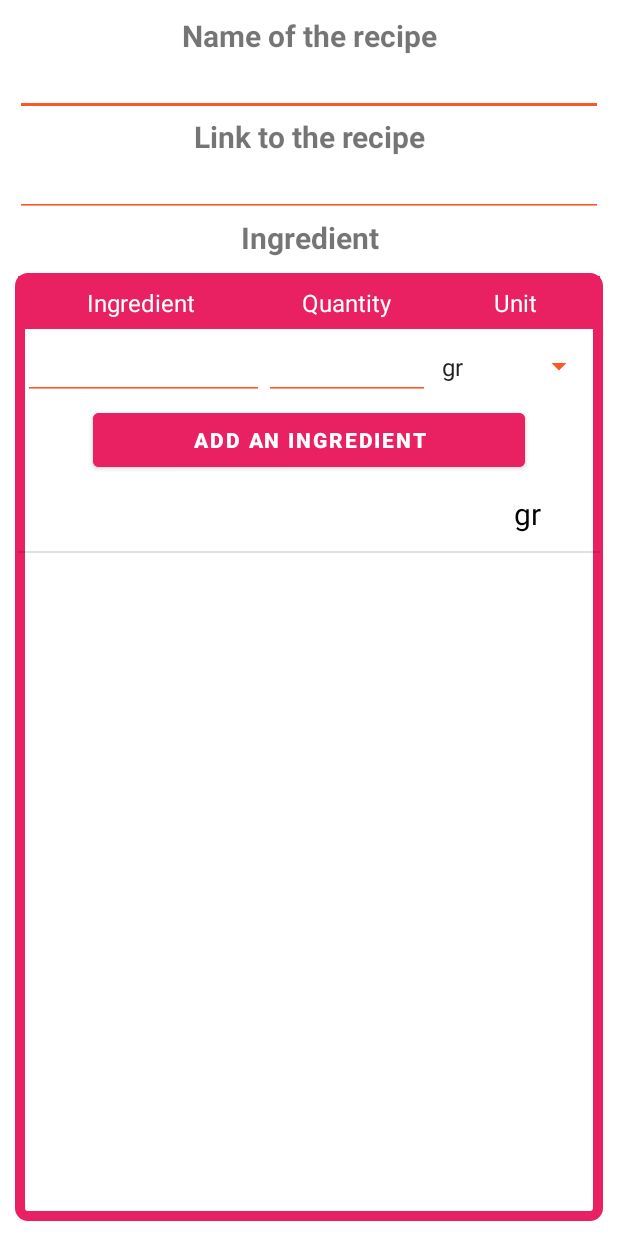
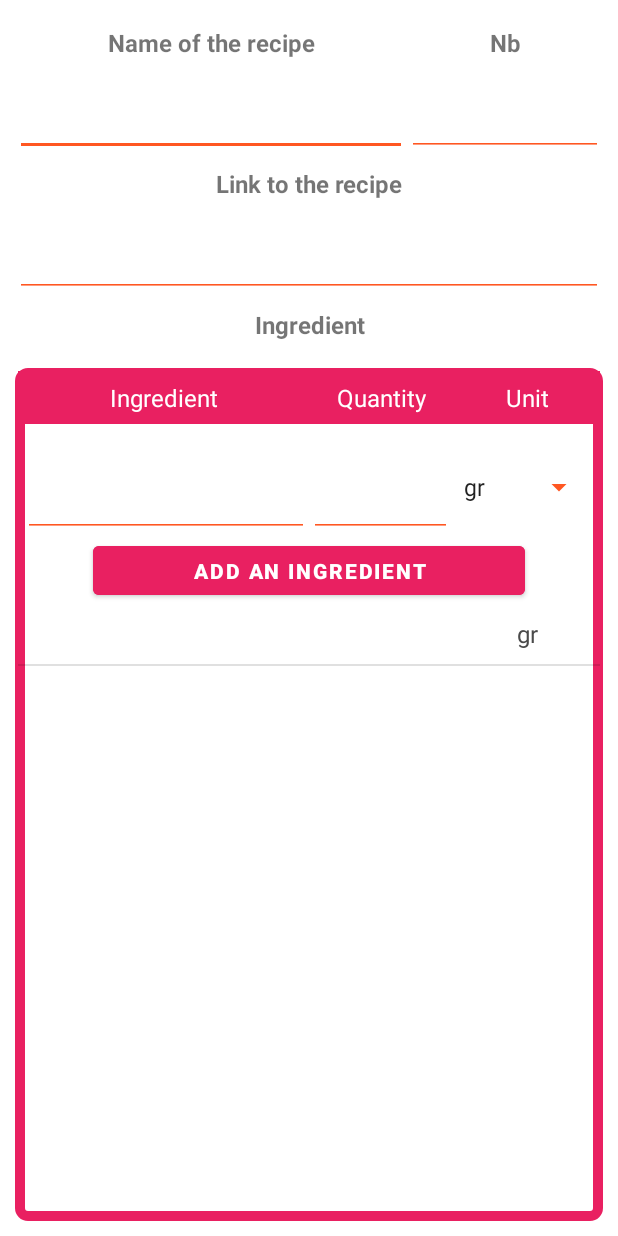
Before and after one commit to dalmagathe/RecipeFoodsList, an Android app: the AddRecipe screen opened directly, with no data from a screen before it, after a tap on "ADD AN INGREDIENT", on a phone screen of 412 x 824 dp. Run offline under Robolectric (Android 15) with nearby library versions, the phone set to English and light mode, and no system bars.

Commit message:
Design of Recipe window.

```diff
--- a/app/src/main/res/layout/activity_add_recipe.xml
+++ b/app/src/main/res/layout/activity_add_recipe.xml
@@ -8,59 +8,104 @@
     android:orientation="vertical"
     tools:context=".AddRecipe">
 
+    <LinearLayout
+        android:layout_width="match_parent"
+        android:layout_height="0dp"
+        android:layout_weight="1"
+        android:orientation="horizontal">
+
         <TextView
             android:id="@+id/textView2"
+            android:layout_width="0dp"
+            android:layout_height="match_parent"
+            android:layout_weight="2"
+            android:gravity="center"
+            android:text="Name of the recipe"
+            android:textSize="16sp"
+            android:textStyle="bold" />
+
+        <TextView
+            android:id="@+id/textView6"
+            android:layout_width="0dp"
+            android:layout_height="match_parent"
+            android:layout_weight="1"
+            android:gravity="center"
+            android:text="Nb"
+            android:textSize="16sp"
+            android:textStyle="bold" />
+    </LinearLayout>
+
+    <LinearLayout
         android:layout_width="match_parent"
-        android:layout_height="wrap_content"
-        android:text="Name of the recipe"
-        android:textAlignment="center"
-        android:textSize="20sp"
-        android:textStyle="bold" />
+        android:layout_height="0dp"
+        android:layout_weight="1.5"
+        android:orientation="horizontal">
 
         <EditText
             android:id="@+id/recipeName"
-        android:layout_width="match_parent"
-        android:layout_height="40dp"
+            android:layout_width="0dp"
+            android:layout_height="match_parent"
+            android:layout_weight="2"
             android:backgroundTint="#FFFF5722"
             android:ems="10"
             android:inputType="textPersonName"
             android:textAlignment="center"
             android:textColor="#393939"
+            android:textSize="16sp"
             android:textStyle="italic" />
+
+        <EditText
+            android:id="@+id/recipeNb"
+            android:layout_width="0dp"
+            android:layout_height="match_parent"
+            android:layout_weight="1"
+            android:backgroundTint="#FFFF5722"
+            android:ems="10"
+            android:inputType="textPersonName"
+            android:textAlignment="center"
+            android:textColor="#393939"
+            android:textSize="16sp"
+            android:textStyle="italic" />
+    </LinearLayout>
 
     <TextView
         android:id="@+id/textView3"
         android:layout_width="match_parent"
-        android:layout_height="wrap_content"
+        android:layout_height="0dp"
+        android:layout_weight="1"
         android:text="Link to the recipe"
-        android:textAlignment="center"
-        android:textSize="20sp"
+        android:gravity="center"
+        android:textSize="16sp"
         android:textStyle="bold" />
 
     <EditText
         android:id="@+id/recipeLink"
         android:layout_width="match_parent"
-        android:layout_height="40dp"
+        android:layout_height="0dp"
+        android:layout_weight="1.5"
         android:backgroundTint="#FFFF5722"
         android:ems="10"
         android:inputType="textPersonName"
         android:textAlignment="center"
         android:textColor="#393939"
+        android:textSize="16sp"
         android:textStyle="italic" />
 
     <TextView
         android:id="@+id/textView4"
         android:layout_width="match_parent"
-        android:layout_height="wrap_content"
+        android:layout_height="0dp"
+        android:layout_weight="1"
         android:text="Ingredient"
-        android:textAlignment="center"
-        android:textSize="20sp"
+        android:gravity="center"
+        android:textSize="16sp"
         android:textStyle="bold" />
 
     <FrameLayout
         android:layout_width="match_parent"
-        android:layout_height="match_parent"
+        android:layout_height="0dp"
         android:layout_marginTop="10dp"
+        android:layout_weight="15"
         android:background="@drawable/border">
 
         <LinearLayout
@@ -71,13 +116,14 @@
 
             <LinearLayout
                 android:layout_width="match_parent"
-                android:layout_height="wrap_content"
+                android:layout_height="0dp"
+                android:layout_weight="1"
                 android:orientation="horizontal">
 
                 <TextView
-                    android:layout_width="200dp"
+                    android:layout_width="0dp"
                     android:layout_height="35dp"
-                    android:layout_weight="1"
+                    android:layout_weight="2"
                     android:background="#FFE92061"
                     android:gravity="center"
                     android:text="Ingredient"
@@ -85,7 +131,7 @@
                     android:textSize="16sp" />
 
                 <TextView
-                    android:layout_width="150dp"
+                    android:layout_width="0dp"
                     android:layout_height="35dp"
                     android:layout_weight="1"
                     android:background="#FFE92061"
@@ -96,7 +142,7 @@
 
                 <TextView
                     android:id="@+id/Unit"
-                    android:layout_width="150dp"
+                    android:layout_width="0dp"
                     android:layout_height="35dp"
                     android:layout_weight="1"
                     android:background="#FFE92061"
@@ -109,47 +155,52 @@
 
             <LinearLayout
                 android:layout_width="match_parent"
-                android:layout_height="50dp"
+                android:layout_height="0dp"
                 android:layout_marginLeft="3dp"
                 android:layout_marginRight="3dp"
+                android:layout_weight="1.5"
                 android:orientation="horizontal">
 
                 <EditText
                     android:id="@+id/ingredientName"
-                    android:layout_width="200dp"
-                    android:layout_height="wrap_content"
+                    android:layout_width="0dp"
+                    android:layout_height="match_parent"
+                    android:layout_weight="2"
+                    android:backgroundTint="#FFFF5722"
+                    android:ems="10"
+                    android:inputType="textPersonName"
+                    android:textColor="#393939"
+                    android:textSize="16sp"
+                    android:textStyle="italic" />
+
+                <EditText
+                    android:id="@+id/ingredientQuantity"
+                    android:layout_width="0dp"
+                    android:layout_height="match_parent"
                     android:layout_weight="1"
                     android:backgroundTint="#FFFF5722"
                     android:ems="10"
                     android:inputType="textPersonName"
                     android:textColor="#393939"
-                    android:textStyle="italic" />
-
-                <EditText
-                    android:id="@+id/ingredientQuantity"
-                    android:layout_width="150dp"
-                    android:layout_height="wrap_content"
-                    android:layout_weight="1"
-                    android:backgroundTint="#FFFF5722"
-                    android:ems="10"
-                    android:inputType="textPersonName"
-                    android:textColor="#393939"
+                    android:textSize="16sp"
                     android:textStyle="italic" />
 
                 <Spinner
                     android:id="@+id/spinnerUnit"
-                    android:layout_width="150dp"
+                    android:layout_width="0dp"
                     android:layout_height="match_parent"
                     android:layout_weight="1"
-                    android:backgroundTint="#FFFF5722" />
+                    android:backgroundTint="#FFFF5722"
+                    android:textSize="16sp" />
             </LinearLayout>
 
             <Button
                 android:id="@+id/addIngredientBtn"
                 android:layout_width="match_parent"
-                android:layout_height="wrap_content"
+                android:layout_height="0dp"
                 android:layout_marginLeft="50dp"
                 android:layout_marginRight="50dp"
+                android:layout_weight="1"
                 android:backgroundTint="#FFE92061"
                 android:text="Add an ingredient"
                 android:textColor="@color/white"
@@ -158,8 +209,9 @@
             <ListView
                 android:id="@+id/listView"
                 android:layout_width="match_parent"
-                android:layout_height="match_parent"
-                android:layout_marginBottom="7dp">
+                android:layout_height="0dp"
+                android:layout_marginBottom="7dp"
+                android:layout_weight="9">
 
             </ListView>
 
--- a/app/src/main/res/layout/list_item.xml
+++ b/app/src/main/res/layout/list_item.xml
@@ -7,39 +7,40 @@
 
     <LinearLayout
         android:layout_width="match_parent"
-        android:layout_height="wrap_content"
+        android:layout_height="0dp"
+        android:layout_weight="1"
         android:orientation="horizontal">
 
         <TextView
             android:id="@+id/tvIngredient"
             android:layout_width="0dp"
-            android:layout_height="50dp"
+            android:layout_height="40dp"
             android:layout_weight="2"
             android:gravity="center"
             android:text="Ingredient"
-            android:textColor="#000000"
-            android:textSize="20sp" />
+            android:textColor="#4A4A4A"
+            android:textSize="16sp" />
 
         <TextView
             android:id="@+id/tvQty"
             android:layout_width="0dp"
-            android:layout_height="wrap_content"
+            android:layout_height="40dp"
             android:layout_weight="1"
             android:gravity="center"
             android:text="Quantity"
-            android:textColor="#000000"
-            android:textSize="20sp" />
+            android:textColor="#4A4A4A"
+            android:textSize="16sp" />
 
 
         <TextView
             android:id="@+id/tvUnit"
             android:layout_width="0dp"
-            android:layout_height="wrap_content"
+            android:layout_height="40dp"
             android:layout_weight="1"
             android:gravity="center"
             android:text="Unit"
-            android:textColor="#000000"
-            android:textSize="20sp" />
+            android:textColor="#4A4A4A"
+            android:textSize="16sp" />
 
         />
 
```
Lines whose indentation alone changed are shown as unchanged.
